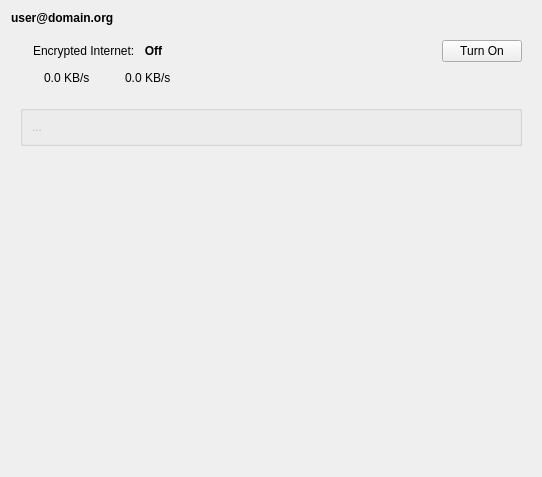
Qt form src/leap/gui/ui/statuspanel.ui (leapcode/bitmask_client) before a commit.
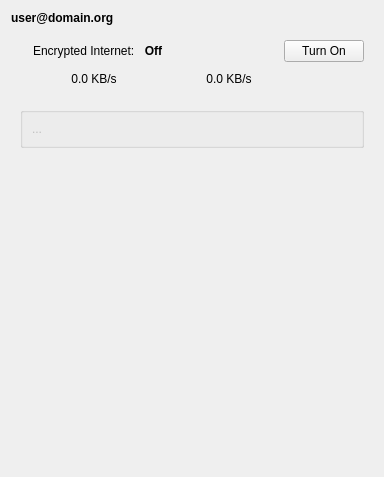
The same form after that commit. Icons and pictures are not drawn.

Commit message: Make the rates clickable to alternate between rates and totals. Closes: #3249, #3232

Diff of the .ui file:
```diff
--- a/src/leap/gui/ui/statuspanel.ui
+++ b/src/leap/gui/ui/statuspanel.ui
@@ -6,7 +6,7 @@
    <rect>
     <x>0</x>
     <y>0</y>
-    <width>542</width>
+    <width>384</width>
     <height>477</height>
    </rect>
   </property>
@@ -140,9 +140,33 @@
          </widget>
         </item>
         <item>
-         <widget class="QLabel" name="lblUpload">
+         <widget class="QPushButton" name="btnDownload">
+          <property name="sizePolicy">
+           <sizepolicy hsizetype="Fixed" vsizetype="Fixed">
+            <horstretch>0</horstretch>
+            <verstretch>0</verstretch>
+           </sizepolicy>
+          </property>
+          <property name="minimumSize">
+           <size>
+            <width>100</width>
+            <height>0</height>
+           </size>
+          </property>
+          <property name="maximumSize">
+           <size>
+            <width>120</width>
+            <height>16777215</height>
+           </size>
+          </property>
+          <property name="cursor">
+           <cursorShape>PointingHandCursor</cursorShape>
+          </property>
           <property name="text">
-	   <string>0.0 KB/s</string>
+           <string>0.0 KB/s</string>
+          </property>
+          <property name="flat">
+           <bool>true</bool>
           </property>
          </widget>
         </item>
@@ -172,10 +196,34 @@
           </property>
          </widget>
         </item>
-        <item>
-         <widget class="QLabel" name="lblDownload">
+        <item alignment="Qt::AlignLeft">
+         <widget class="QPushButton" name="btnUpload">
+          <property name="sizePolicy">
+           <sizepolicy hsizetype="Fixed" vsizetype="Fixed">
+            <horstretch>0</horstretch>
+            <verstretch>0</verstretch>
+           </sizepolicy>
+          </property>
+          <property name="minimumSize">
+           <size>
+            <width>100</width>
+            <height>0</height>
+           </size>
+          </property>
+          <property name="maximumSize">
+           <size>
+            <width>120</width>
+            <height>16777215</height>
+           </size>
+          </property>
+          <property name="cursor">
+           <cursorShape>PointingHandCursor</cursorShape>
+          </property>
           <property name="text">
-	   <string>0.0 KB/s</string>
+           <string>0.0 KB/s</string>
+          </property>
+          <property name="flat">
+           <bool>true</bool>
           </property>
          </widget>
         </item>
```
Left out of the diff: 3 changed lines with no effect on the pictures. The commit also changes 2 other files.
